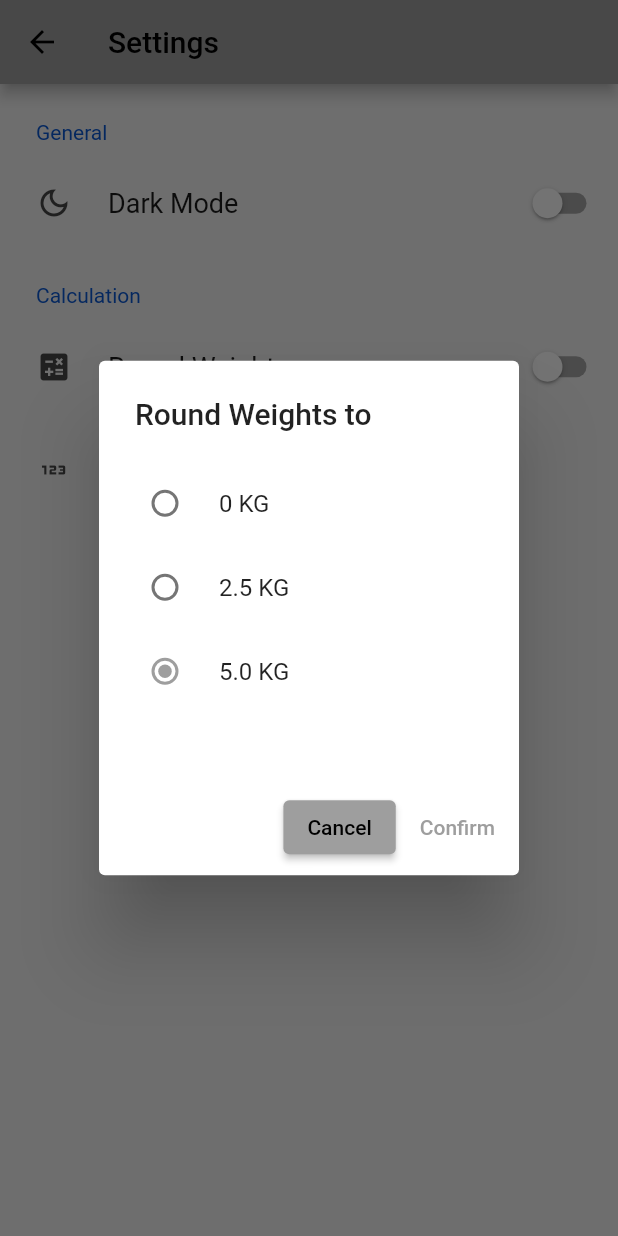
After one commit to othman98shawgan/one-rep-max-calc, a Flutter app: the SettingsPage screen opened by its route, after a tap on "Round to nearest", on a phone screen of 412 x 824 dp. The commit adds this screen. Run offline on Flutter 3.47's test engine with Material 2 defaults, Android fonts, the light colour scheme and no system bars; drawn by our look-alikes of settings_ui; our stand-ins replace shared_preferences; accounts and stored records are empty.

Commit message:
#2 #4 settings page full implementation

```diff
--- /dev/null
+++ b/lib/service/round_to_service.dart
@@ -0,0 +1,115 @@
+import 'package:flutter/material.dart';
+import 'package:provider/provider.dart';
+
+import 'store_manager.dart';
+
+class RoundNotifier with ChangeNotifier {
+  bool _roundStatus = false;
+  bool getRoundStatus() => _roundStatus;
+
+  RoundNotifier() {
+    StorageManager.readData('roundStatus').then((value) {
+      _roundStatus = value;
+      notifyListeners();
+    });
+  }
+
+  void setStatus(bool status) async {
+    _roundStatus = status;
+    StorageManager.saveData('roundStatus', status);
+    notifyListeners();
+  }
+}
+
+class RoundValueNotifier with ChangeNotifier {
+  double _roundValue = 5.0;
+
+  double getRoundValue() => _roundValue;
+
+  RoundValueNotifier() {
+    StorageManager.readData('roundValue').then((value) {
+      _roundValue = value;
+      notifyListeners();
+    });
+  }
+
+  void setValue(double value) async {
+    _roundValue = value;
+    StorageManager.saveData('roundValue', value);
+    notifyListeners();
+  }
+}
+
+showRoundToDialog(BuildContext context, double roundValue) async {
+  var currentRoundValue = roundValue;
+
+  var confirmMethod = (() {
+    Navigator.pop(context);
+    Provider.of<RoundValueNotifier>(context, listen: false).setValue(currentRoundValue);
+  });
+
+  AlertDialog alert = AlertDialog(
+      title: const Text("Round Weights to"),
+      // titlePadding: const EdgeInsets.fromLTRB(8.0, 10.0, 8.0, 0),
+      contentPadding: const EdgeInsets.fromLTRB(0.0, 20.0, 0.0, 24.0),
+      actions: [
+        ElevatedButton(onPressed: () => Navigator.pop(context), child: const Text('Cancel')),
+        TextButton(
+          onPressed: confirmMethod,
+          child: const Text('Confirm'),
+        ),
+      ],
+      content: StatefulBuilder(builder: (BuildContext context, StateSetter setState) {
+        // currentRoundValue = RoundNotifier().getRoundValue();
+        return Column(mainAxisSize: MainAxisSize.min, children: [
+          Padding(
+            padding: const EdgeInsets.fromLTRB(24.0, 0.0, 24.0, 20.0),
+            child: Column(
+              mainAxisSize: MainAxisSize.min,
+              children: [
+                RadioListTile(
+                  contentPadding: EdgeInsets.zero,
+                  title: const Text('0 KG'),
+                  value: 0.0,
+                  groupValue: currentRoundValue,
+                  onChanged: (double? value) {
+                    setState(() {
+                      currentRoundValue = value ?? 0;
+                    });
+                  },
+                ),
+                RadioListTile(
+                  contentPadding: EdgeInsets.zero,
+                  title: const Text('2.5 KG'),
+                  value: 2.5,
+                  groupValue: currentRoundValue,
+                  onChanged: (double? value) {
+                    setState(() {
+                      currentRoundValue = value ?? 0;
+                    });
+                  },
+                ),
+                RadioListTile(
+                  contentPadding: EdgeInsets.zero,
+                  title: const Text('5.0 KG'),
+                  value: 5.0,
+                  groupValue: currentRoundValue,
+                  onChanged: (double? value) {
+                    setState(() {
+                      currentRoundValue = value ?? 0;
+                    });
+                  },
+                ),
+              ],
+            ),
+          ),
+        ]);
+      }));
+
+  showDialog(
+    context: context,
+    builder: (BuildContext context) {
+      return alert;
+    },
+  );
+}
--- /dev/null
+++ b/lib/service/theme_service.dart
@@ -0,0 +1,58 @@
+import 'package:flutter/foundation.dart';
+import 'package:flutter/material.dart';
+import 'store_manager.dart';
+
+class ThemeNotifier with ChangeNotifier {
+  final darkTheme = ThemeData(
+    primarySwatch: Colors.grey,
+    primaryColor: Colors.black,
+    brightness: Brightness.dark,
+    backgroundColor: const Color(0xFF212121),
+    // accentColor: Colors.white,
+    // accentIconTheme: IconThemeData(color: Colors.black),
+    dividerColor: Colors.black12,
+  );
+
+  final lightTheme = ThemeData(
+    primarySwatch: Colors.grey,
+    primaryColor: Colors.white,
+    brightness: Brightness.light,
+    backgroundColor: const Color(0xFFE5E5E5),
+    // accentColor: Colors.black,
+    // accentIconTheme: IconThemeData(color: Colors.white),
+    dividerColor: Colors.white54,
+  );
+
+  late ThemeData _themeData = lightTheme;
+  ThemeData getTheme() => _themeData;
+
+  ThemeNotifier() {
+    StorageManager.readData('themeMode').then((value) {
+      if (kDebugMode) {
+        print('value read from storage: $value');
+      }
+      var themeMode = value ?? 'light';
+      if (themeMode == 'light') {
+        _themeData = lightTheme;
+      } else {
+        if (kDebugMode) {
+          print('setting dark theme');
+        }
+        _themeData = darkTheme;
+      }
+      notifyListeners();
+    });
+  }
+
+  void setDarkMode() async {
+    _themeData = darkTheme;
+    StorageManager.saveData('themeMode', 'dark');
+    notifyListeners();
+  }
+
+  void setLightMode() async {
+    _themeData = lightTheme;
+    StorageManager.saveData('themeMode', 'light');
+    notifyListeners();
+  }
+}
--- /dev/null
+++ b/lib/ui/settings_page.dart
@@ -0,0 +1,84 @@
+import 'package:flutter/material.dart';
+import 'package:one_rep_max_calc/service/round_to_service.dart';
+import 'package:provider/provider.dart';
+import 'package:settings_ui/settings_ui.dart';
+
+import '../service/store_manager.dart';
+import '../service/theme_service.dart';
+
+class SettingsPage extends StatefulWidget {
+  const SettingsPage({super.key, required this.title});
+
+  final String title;
+
+  @override
+  State<SettingsPage> createState() => _SettingsPageState();
+}
+
+class _SettingsPageState extends State<SettingsPage> {
+  @override
+  Widget build(BuildContext context) {
+    // Full screen width and height
+    double width = MediaQuery.of(context).size.width;
+    double height = MediaQuery.of(context).size.height;
+
+    // Height (without SafeArea)
+    var padding = MediaQuery.of(context).viewPadding;
+
+    // Height (without status and toolbar)
+    double height3 = height - padding.top - kToolbarHeight;
+
+    return Consumer3<ThemeNotifier, RoundNotifier, RoundValueNotifier>(
+      builder: (context, theme, roundWeightStatus, roundWeightValue, child) => Center(
+        child: Scaffold(
+          appBar: AppBar(
+            title: Text(widget.title),
+          ),
+          body: SettingsList(
+            sections: [
+              SettingsSection(
+                title: const Text('General'),
+                tiles: [
+                  SettingsTile.switchTile(
+                    title: const Text('Dark Mode'),
+                    leading: const Icon(Icons.dark_mode_outlined),
+                    initialValue: theme.getTheme() == theme.darkTheme,
+                    onToggle: (value) {
+                      if (value) {
+                        theme.setDarkMode();
+                      } else {
+                        theme.setLightMode();
+                      }
+                    },
+                  ),
+                ],
+              ),
+              SettingsSection(
+                title: const Text('Calculation'),
+                tiles: <SettingsTile>[
+                  SettingsTile.switchTile(
+                    title: const Text('Round Weights'),
+                    leading: const Icon(Icons.calculate),
+                    initialValue: roundWeightStatus.getRoundStatus(),
+                    onToggle: (value) {
+                      roundWeightStatus.setStatus(value);
+                    },
+                  ),
+                  SettingsTile.navigation(
+                    enabled: roundWeightStatus.getRoundStatus(),
+                    leading: const Icon(Icons.onetwothree),
+                    title: const Text('Round to nearest'),
+                    value: Text('${roundWeightValue.getRoundValue()} Kg'),
+                    onPressed: (context) {
+                      showRoundToDialog(context, roundWeightValue.getRoundValue());
+                    },
+                  ),
+                ],
+              ),
+            ],
+          ),
+        ),
+      ),
+    );
+  }
+}
--- a/pubspec.yaml
+++ b/pubspec.yaml
@@ -36,6 +36,9 @@ dependencies:
   # The following adds the Cupertino Icons font to your application.
   # Use with the CupertinoIcons class for iOS style icons.
   cupertino_icons: ^1.0.2
+  settings_ui: ^2.0.2
+  shared_preferences: ^2.0.15
+  provider: ^6.0.4
 
 dev_dependencies:
   flutter_test:
```
Also changed, not shown: lib/main.dart (+29 -9 lines), lib/service/store_manager.dart (added, +32 -0 lines), lib/ui/home_page.dart (+32 -7 lines), pubspec.lock, 1 other file.
